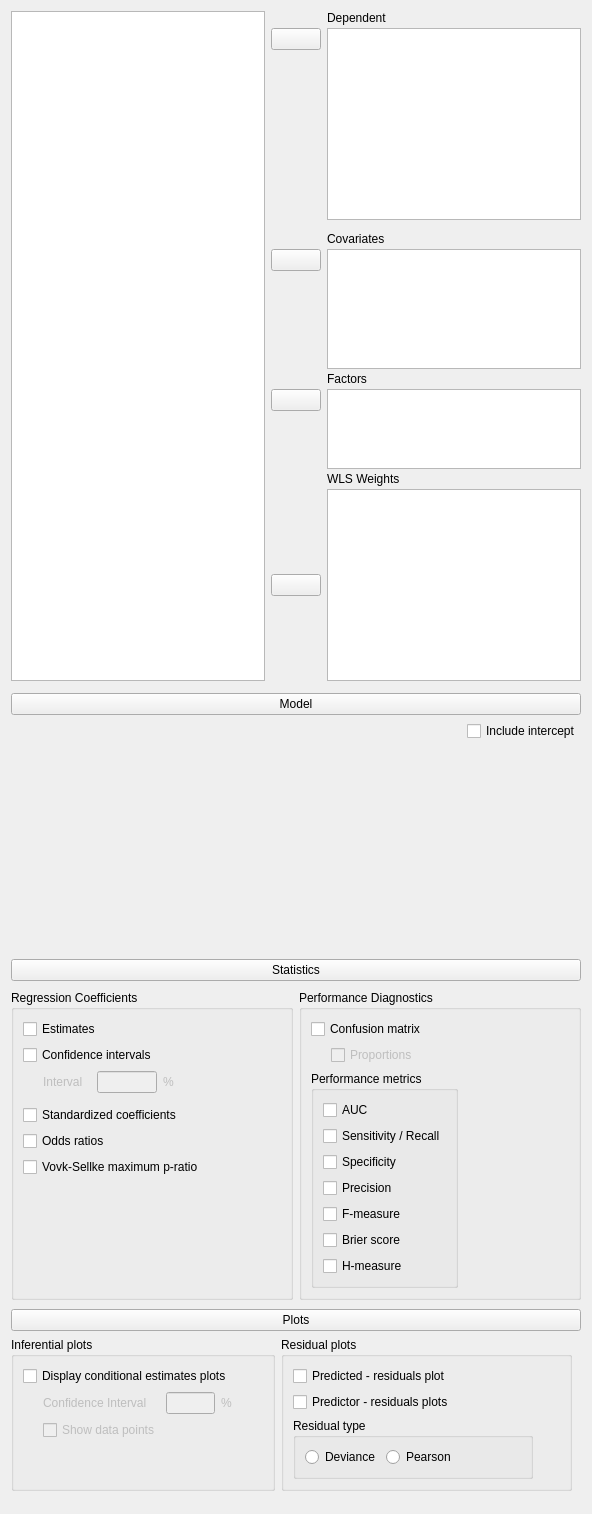
Old version of the form JASP-Desktop/analysisforms/regressionlogisticform.ui in the repository jasp-stats/jasp-desktop.
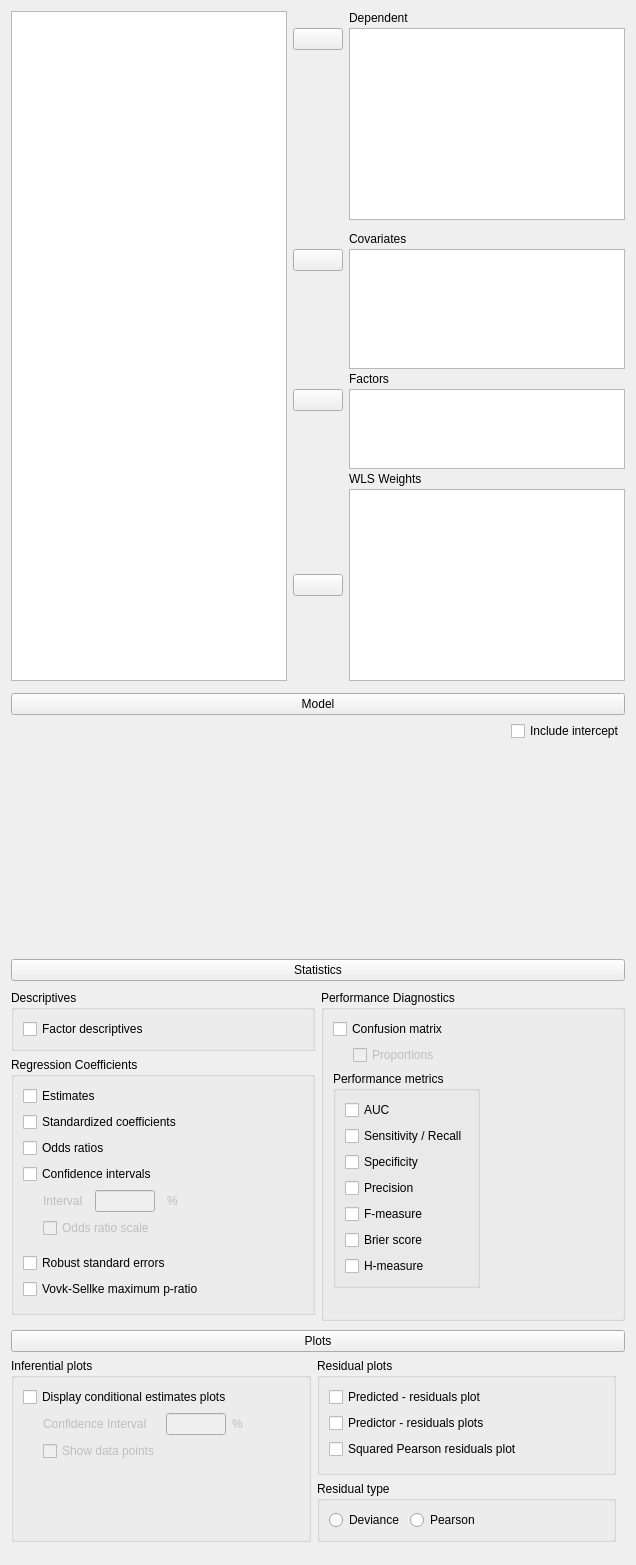
New version of the form. Custom widgets are drawn as their Qt base class.

The edit to the form file:
```diff
--- a/JASP-Desktop/analysisforms/regressionlogisticform.ui
+++ b/JASP-Desktop/analysisforms/regressionlogisticform.ui
@@ -6,8 +6,8 @@
    <rect>
     <x>0</x>
     <y>0</y>
-    <width>592</width>
-    <height>1450</height>
+    <width>636</width>
+    <height>1565</height>
    </rect>
   </property>
   <property name="sizePolicy">
@@ -494,13 +494,13 @@
          <property name="bottomMargin">
           <number>3</number>
          </property>
-         <item row="0" column="0">
+         <item row="1" column="0">
           <widget class="GroupBox" name="groupBox">
            <property name="title">
             <string>Regression Coefficients</string>
            </property>
            <layout class="QGridLayout" name="gridLayout_5">
-            <item row="2" column="1" colspan="2">
+            <item row="4" column="1">
              <widget class="QWidget" name="panelConfidenceInterval" native="true">
               <property name="enabled">
                <bool>false</bool>
@@ -512,39 +512,66 @@
                <property name="topMargin">
                 <number>0</number>
                </property>
-               <property name="rightMargin">
-                <number>0</number>
-               </property>
-               <property name="bottomMargin">
-                <number>0</number>
-               </property>
-               <item row="0" column="0">
+               <item row="0" column="1">
                 <widget class="QLabel" name="label">
                  <property name="text">
                   <string>Interval</string>
                  </property>
                 </widget>
                </item>
-               <item row="0" column="1">
-                <widget class="BoundTextBox" name="coeffCIInterval">
-                 <property name="maximumSize">
-                  <size>
-                   <width>60</width>
-                   <height>16777215</height>
-                  </size>
-                 </property>
-                </widget>
-               </item>
-               <item row="0" column="2">
+               <item row="0" column="5">
                 <widget class="QLabel" name="label_2">
                  <property name="text">
                   <string>%</string>
                  </property>
                 </widget>
                </item>
+               <item row="0" column="3">
+                <widget class="BoundTextBox" name="coeffCIInterval">
+                 <property name="maximumSize">
+                  <size>
+                   <width>60</width>
+                   <height>16777215</height>
+                  </size>
+                 </property>
+                </widget>
+               </item>
+               <item row="1" column="1" colspan="5">
+                <widget class="BoundCheckBox" name="coeffCIOR">
+                 <property name="text">
+                  <string>Odds ratio scale</string>
+                 </property>
+                </widget>
+               </item>
+               <item row="0" column="6">
+                <spacer name="horizontalSpacer_7">
+                 <property name="orientation">
+                  <enum>Qt::Horizontal</enum>
+                 </property>
+                 <property name="sizeHint" stdset="0">
+                  <size>
+                   <width>40</width>
+                   <height>20</height>
+                  </size>
+                 </property>
+                </spacer>
+               </item>
               </layout>
              </widget>
             </item>
+            <item row="0" column="2">
+             <spacer name="horizontalSpacer_3">
+              <property name="orientation">
+               <enum>Qt::Horizontal</enum>
+              </property>
+              <property name="sizeHint" stdset="0">
+               <size>
+                <width>40</width>
+                <height>20</height>
+               </size>
+              </property>
+             </spacer>
+            </item>
             <item row="0" column="1">
              <widget class="BoundCheckBox" name="coeffEstimates">
               <property name="text">
@@ -552,27 +579,33 @@
               </property>
              </widget>
             </item>
-            <item row="4" column="1" colspan="2">
+            <item row="1" column="1">
              <widget class="BoundCheckBox" name="stdCoeff">
               <property name="text">
                <string>Standardized coefficients</string>
               </property>
              </widget>
             </item>
-            <item row="1" column="1" colspan="2">
+            <item row="10" column="1">
+             <spacer name="verticalSpacer_4">
+              <property name="orientation">
+               <enum>Qt::Vertical</enum>
+              </property>
+              <property name="sizeHint" stdset="0">
+               <size>
+                <width>20</width>
+                <height>40</height>
+               </size>
+              </property>
+             </spacer>
+            </item>
+            <item row="3" column="1">
              <widget class="BoundCheckBox" name="coeffCI">
               <property name="text">
                <string>Confidence intervals</string>
               </property>
              </widget>
             </item>
-            <item row="5" column="1">
-             <widget class="BoundCheckBox" name="oddsRatios">
-              <property name="text">
-               <string>Odds ratios</string>
-              </property>
-             </widget>
-            </item>
             <item row="6" column="1">
              <widget class="BoundCheckBox" name="VovkSellkeMPR">
               <property name="sizePolicy">
@@ -586,21 +619,15 @@
               </property>
              </widget>
             </item>
-            <item row="0" column="3" rowspan="8">
-             <spacer name="horizontalSpacer_3">
-              <property name="orientation">
-               <enum>Qt::Horizontal</enum>
+            <item row="2" column="1">
+             <widget class="BoundCheckBox" name="oddsRatios">
+              <property name="text">
+               <string>Odds ratios</string>
               </property>
-              <property name="sizeHint" stdset="0">
-               <size>
-                <width>40</width>
-                <height>20</height>
-               </size>
-              </property>
-             </spacer>
+             </widget>
             </item>
-            <item row="7" column="1" colspan="2">
-             <spacer name="verticalSpacer_4">
+            <item row="11" column="1">
+             <spacer name="verticalSpacer_9">
               <property name="orientation">
                <enum>Qt::Vertical</enum>
               </property>
@@ -612,10 +639,58 @@
               </property>
              </spacer>
             </item>
+            <item row="5" column="1">
+             <widget class="BoundCheckBox" name="robustSEOpt">
+              <property name="sizePolicy">
+               <sizepolicy hsizetype="Fixed" vsizetype="Fixed">
+                <horstretch>0</horstretch>
+                <verstretch>0</verstretch>
+               </sizepolicy>
+              </property>
+              <property name="text">
+               <string>Robust standard errors</string>
+              </property>
+             </widget>
+            </item>
            </layout>
           </widget>
          </item>
-         <item row="0" column="1">
+         <item row="0" column="0">
+          <widget class="GroupBox" name="groupBox_6">
+           <property name="title">
+            <string>Descriptives</string>
+           </property>
+           <layout class="QGridLayout" name="gridLayout_15">
+            <item row="0" column="0">
+             <widget class="BoundCheckBox" name="factorDescriptivesOpt">
+              <property name="sizePolicy">
+               <sizepolicy hsizetype="Fixed" vsizetype="Fixed">
+                <horstretch>0</horstretch>
+                <verstretch>0</verstretch>
+               </sizepolicy>
+              </property>
+              <property name="text">
+               <string>Factor descriptives</string>
+              </property>
+             </widget>
+            </item>
+            <item row="0" column="1">
+             <spacer name="horizontalSpacer_8">
+              <property name="orientation">
+               <enum>Qt::Horizontal</enum>
+              </property>
+              <property name="sizeHint" stdset="0">
+               <size>
+                <width>40</width>
+                <height>20</height>
+               </size>
+              </property>
+             </spacer>
+            </item>
+           </layout>
+          </widget>
+         </item>
+         <item row="0" column="1" rowspan="3">
           <widget class="GroupBox" name="groupBox_2">
            <property name="title">
             <string>Performance Diagnostics</string>
@@ -798,120 +873,67 @@
             <string>Residual plots</string>
            </property>
            <layout class="QGridLayout" name="gridLayout_14">
-            <item row="5" column="1" colspan="2">
-             <spacer name="verticalSpacer_7">
+            <item row="0" column="2">
+             <spacer name="horizontalSpacer_5">
               <property name="orientation">
-               <enum>Qt::Vertical</enum>
+               <enum>Qt::Horizontal</enum>
               </property>
               <property name="sizeHint" stdset="0">
                <size>
-                <width>20</width>
-                <height>40</height>
+                <width>40</width>
+                <height>20</height>
                </size>
               </property>
              </spacer>
             </item>
-            <item row="1" column="1">
+            <item row="3" column="0">
+             <widget class="BoundCheckBox" name="squaredPearsonPlotOpt">
+              <property name="text">
+               <string>Squared Pearson residuals plot</string>
+              </property>
+             </widget>
+            </item>
+            <item row="0" column="0" colspan="2">
              <widget class="BoundCheckBox" name="predictedPlotOpt">
               <property name="text">
                <string>Predicted - residuals plot</string>
               </property>
              </widget>
             </item>
-            <item row="3" column="2">
-             <widget class="QLabel" name="label_11">
-              <property name="maximumSize">
-               <size>
-                <width>15</width>
-                <height>16777215</height>
-               </size>
-              </property>
-              <property name="text">
-               <string/>
-              </property>
-             </widget>
-            </item>
-            <item row="2" column="1" rowspan="2">
+            <item row="1" column="0" rowspan="2" colspan="2">
              <widget class="BoundCheckBox" name="predictorPlotsOpt">
               <property name="text">
                <string>Predictor - residuals plots</string>
               </property>
              </widget>
             </item>
-            <item row="1" column="3">
-             <spacer name="horizontalSpacer_5">
+            <item row="1" column="2" rowspan="2">
+             <widget class="QLabel" name="label_11">
+              <property name="maximumSize">
+               <size>
+                <width>15</width>
+                <height>16777215</height>
+               </size>
+              </property>
+              <property name="text">
+               <string/>
+              </property>
+             </widget>
+             </item>
+            <item row="5" column="0" colspan="2">
+             <spacer name="verticalSpacer_7">
               <property name="orientation">
-               <enum>Qt::Horizontal</enum>
+               <enum>Qt::Vertical</enum>
               </property>
               <property name="sizeHint" stdset="0">
                <size>
-                <width>40</width>
-                <height>20</height>
+                <width>20</width>
+                <height>40</height>
                </size>
               </property>
              </spacer>
             </item>
-            <item row="4" column="1">
-             <widget class="BoundGroupBox" name="residualType">
-              <property name="sizePolicy">
-               <sizepolicy hsizetype="Preferred" vsizetype="Preferred">
-                <horstretch>0</horstretch>
-                <verstretch>0</verstretch>
-               </sizepolicy>
-              </property>
-              <property name="minimumSize">
-               <size>
-                <width>240</width>
-                <height>0</height>
-               </size>
-              </property>
-              <property name="title">
-               <string>Residual type</string>
-              </property>
-              <layout class="QHBoxLayout" name="horizontalLayout">
-               <item>
-                <widget class="QRadioButton" name="_1deviance">
-                 <property name="sizePolicy">
-                  <sizepolicy hsizetype="Fixed" vsizetype="Fixed">
-                   <horstretch>0</horstretch>
-                   <verstretch>0</verstretch>
-                  </sizepolicy>
-                 </property>
-                 <property name="text">
-                  <string>Deviance</string>
-                 </property>
-                </widget>
-               </item>
-               <item>
-                <widget class="QRadioButton" name="_2pearson">
-                 <property name="sizePolicy">
-                  <sizepolicy hsizetype="Fixed" vsizetype="Fixed">
-                   <horstretch>0</horstretch>
-                   <verstretch>0</verstretch>
-                  </sizepolicy>
-                 </property>
-                 <property name="text">
-                  <string>Pearson</string>
-                 </property>
-                </widget>
-               </item>
-               <item>
-                <spacer name="horizontalSpacer_6">
-                 <property name="orientation">
-                  <enum>Qt::Horizontal</enum>
-                 </property>
-                 <property name="sizeHint" stdset="0">
-                  <size>
-                   <width>40</width>
-                   <height>20</height>
-                  </size>
-                 </property>
-                </spacer>
-               </item>
-              </layout>
-             </widget>
-            </item>
-            <item row="6" column="1">
+            <item row="6" column="0" colspan="2">
              <spacer name="verticalSpacer_8">
               <property name="orientation">
                <enum>Qt::Vertical</enum>
@@ -923,11 +945,71 @@
                </size>
               </property>
              </spacer>
+             </item>
+           </layout>
+          </widget>
+         </item>
+         <item row="1" column="2">
+          <widget class="BoundGroupBox" name="residualType">
+           <property name="sizePolicy">
+            <sizepolicy hsizetype="Preferred" vsizetype="Preferred">
+             <horstretch>0</horstretch>
+             <verstretch>0</verstretch>
+            </sizepolicy>
+           </property>
+           <property name="minimumSize">
+            <size>
+             <width>240</width>
+             <height>0</height>
+            </size>
+           </property>
+           <property name="title">
+            <string>Residual type</string>
+           </property>
+           <layout class="QHBoxLayout" name="horizontalLayout">
+            <item>
+             <widget class="QRadioButton" name="_1deviance">
+              <property name="sizePolicy">
+               <sizepolicy hsizetype="Fixed" vsizetype="Fixed">
+                <horstretch>0</horstretch>
+                <verstretch>0</verstretch>
+               </sizepolicy>
+              </property>
+              <property name="text">
+               <string>Deviance</string>
+              </property>
+             </widget>
             </item>
+            <item>
+             <widget class="QRadioButton" name="_2pearson">
+              <property name="sizePolicy">
+               <sizepolicy hsizetype="Fixed" vsizetype="Fixed">
+                <horstretch>0</horstretch>
+                <verstretch>0</verstretch>
+               </sizepolicy>
+              </property>
+              <property name="text">
+               <string>Pearson</string>
+              </property>
+             </widget>
+            </item>
+            <item>
+             <spacer name="horizontalSpacer_6">
+              <property name="orientation">
+               <enum>Qt::Horizontal</enum>
+              </property>
+              <property name="sizeHint" stdset="0">
+               <size>
+                <width>40</width>
+                <height>20</height>
+               </size>
+              </property>
+             </spacer>
+            </item>
            </layout>
           </widget>
          </item>
-         <item row="0" column="0">
+         <item row="0" column="0" rowspan="2">
           <widget class="GroupBox" name="groupBox_3">
            <property name="title">
             <string>Inferential plots</string>
@@ -1064,6 +1146,12 @@
    <extends>QLineEdit</extends>
    <header>widgets/boundtextbox.h</header>
   </customwidget>
+  <customwidget>
+   <class>BoundGroupBox</class>
+   <extends>QGroupBox</extends>
+   <header>widgets/boundgroupbox.h</header>
+   <container>1</container>
+  </customwidget>
   <customwidget>
    <class>ExpanderButton</class>
    <extends>QPushButton</extends>
@@ -1090,12 +1178,6 @@
    <header>widgets/anovamodelwidget.h</header>
    <container>1</container>
   </customwidget>
-  <customwidget>
-   <class>BoundGroupBox</class>
-   <extends>QGroupBox</extends>
-   <header>widgets/boundgroupbox.h</header>
-   <container>1</container>
-  </customwidget>
  </customwidgets>
  <tabstops>
   <tabstop>listAvailableFields</tabstop>
```
Left out of the diff: 850 changed lines with no effect on the pictures.
